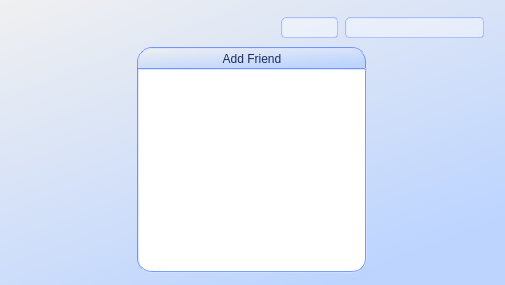
First picture: the form in bin/data/ui/communications.ui, repository realXtend/tundra, before the edit.
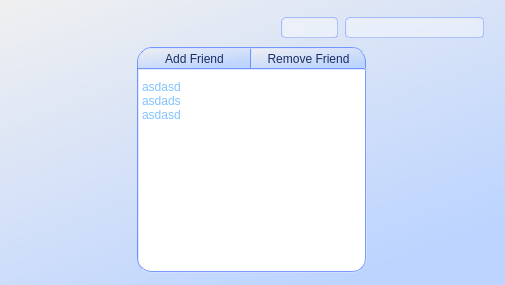
Second picture: the form after the edit. Icons and pictures are not drawn.

Commit message: * Delete friend gui and logic behind it, new .ui file for delete button.

Diff of the .ui file:
```diff
--- a/bin/data/ui/communications.ui
+++ b/bin/data/ui/communications.ui
@@ -53,14 +53,15 @@
 	background-repeat: no-repeat;
 	color: rgb(130, 195, 255);
 	background-color: rgb(255, 255, 255);
-	selection-color: rgb(57, 87, 255);
-	selection-background-color: rgba(255, 255, 255, 0);
+	selection-color: rgb(255, 255, 255);
+	selection-background-color: rgba(86, 128, 255, 200);
 	border: 2px groove white;
 	border-radius: 15px;
 	border-top-left-radius: 0px;
 	border-top-right-radius: 3px;
 	border-color: rgba(86, 128, 255, 200);
 	padding: 10px 0px;
+	margin: 0px;
 	margin-bottom: 2px;
 }
 
@@ -73,10 +74,10 @@
 	border-bottom: 0px;
 	border-color: rgba(86, 128, 255, 200);
 	border-radius: 15px;
+	border-top-right-radius: 0px;
 	border-bottom-left-radius: 0px;
 	border-bottom-right-radius: 0px;
 	padding: 2px 5px;
-
 }
 
 QPushButton#pushButton_AddFriend::pressed{
@@ -84,6 +85,27 @@
 	background-color: rgba(255, 255, 255, 255);
 }
 
+QPushButton#pushButton_RemoveFriend {
+	min-height: 15px;
+	min-width: 60px;
+	color: rgb(25, 44, 98);
+	background-color: qlineargradient(spread:pad, x1:0, y1:0, x2:0.676, y2:1, stop:0 rgba(240, 240, 240, 255), stop:1 rgba(188, 212, 255, 255));
+	border: 2px groove white;
+	border-bottom: 0px;
+	border-left: 0px;
+	border-color: rgba(86, 128, 255, 200);
+	border-radius: 15px;
+	border-top-left-radius: 0px;
+	border-bottom-left-radius: 0px;
+	border-bottom-right-radius: 0px;
+	padding: 2px 5px;
+}
+
+QPushButton#pushButton_RemoveFriend::pressed{
+	color: rgb(74, 87, 107);
+	background-color: rgba(255, 255, 255, 255);
+}
+
 QMenu {
 	background-color: none;
 }</string>
@@ -251,11 +273,22 @@
             <number>0</number>
            </property>
            <item>
-            <widget class="QPushButton" name="pushButton_AddFriend">
-             <property name="text">
-              <string>Add Friend</string>
-             </property>
-            </widget>
+            <layout class="QHBoxLayout" name="horizontalLayout_3">
+             <item>
+              <widget class="QPushButton" name="pushButton_AddFriend">
+               <property name="text">
+                <string>Add Friend</string>
+               </property>
+              </widget>
+             </item>
+             <item>
+              <widget class="QPushButton" name="pushButton_RemoveFriend">
+               <property name="text">
+                <string>Remove Friend</string>
+               </property>
+              </widget>
+             </item>
+            </layout>
            </item>
            <item>
             <widget class="QListWidget" name="listWidget_Friends">
@@ -330,9 +363,9 @@
                 </colorrole>
                 <colorrole role="Highlight">
                  <brush brushstyle="SolidPattern">
-                  <color alpha="0">
-                   <red>255</red>
-                   <green>255</green>
+                  <color alpha="200">
+                   <red>86</red>
+                   <green>128</green>
                    <blue>255</blue>
                   </color>
                  </brush>
@@ -340,8 +373,8 @@
                 <colorrole role="HighlightedText">
                  <brush brushstyle="SolidPattern">
                   <color alpha="255">
-                   <red>57</red>
-                   <green>87</green>
+                   <red>255</red>
+                   <green>255</green>
                    <blue>255</blue>
                   </color>
                  </brush>
@@ -404,9 +437,9 @@
                 </colorrole>
                 <colorrole role="Highlight">
                  <brush brushstyle="SolidPattern">
-                  <color alpha="0">
-                   <red>255</red>
-                   <green>255</green>
+                  <color alpha="200">
+                   <red>86</red>
+                   <green>128</green>
                    <blue>255</blue>
                   </color>
                  </brush>
@@ -414,8 +447,8 @@
                 <colorrole role="HighlightedText">
                  <brush brushstyle="SolidPattern">
                   <color alpha="255">
-                   <red>57</red>
-                   <green>87</green>
+                   <red>255</red>
+                   <green>255</green>
                    <blue>255</blue>
                   </color>
                  </brush>
@@ -478,9 +511,9 @@
                 </colorrole>
                 <colorrole role="Highlight">
                  <brush brushstyle="SolidPattern">
-                  <color alpha="0">
-                   <red>255</red>
-                   <green>255</green>
+                  <color alpha="200">
+                   <red>86</red>
+                   <green>128</green>
                    <blue>255</blue>
                   </color>
                  </brush>
@@ -488,8 +521,8 @@
                 <colorrole role="HighlightedText">
                  <brush brushstyle="SolidPattern">
                   <color alpha="255">
-                   <red>57</red>
-                   <green>87</green>
+                   <red>255</red>
+                   <green>255</green>
                    <blue>255</blue>
                   </color>
                  </brush>
@@ -500,6 +533,21 @@
              <property name="horizontalScrollBarPolicy">
               <enum>Qt::ScrollBarAlwaysOff</enum>
              </property>
+             <item>
+              <property name="text">
+               <string>asdasd</string>
+              </property>
+             </item>
+             <item>
+              <property name="text">
+               <string>asdads</string>
+              </property>
+             </item>
+             <item>
+              <property name="text">
+               <string>asdasd</string>
+              </property>
+             </item>
             </widget>
            </item>
           </layout>
```
The commit also changes 2 other files.
